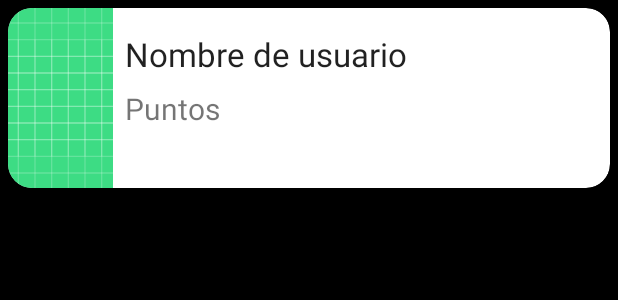
After one commit to UniExtremadura/gps-project-ga-03, an Android app built with Jetpack Compose: the layout usuario_clasificacion_list.xml on its own in the app's theme, with its tools: preview values and no code run, on a phone screen of 412 x 824 dp. The commit adds this screen. Shown: the top 300 px of the screen. Run offline under Robolectric (Android 15) with nearby library versions, the phone set to English and light mode, and no system bars.

Commit message:
Tarea 1 - HU10: Diseñar la interfaz de usuario (UI) para mostrar el ranking de los mejores equipos.

```diff
--- a/app/src/main/res/layout/fragment_clasificacion.xml
+++ b/app/src/main/res/layout/fragment_clasificacion.xml
@@ -1,14 +1,31 @@
 <?xml version="1.0" encoding="utf-8"?>
 <FrameLayout xmlns:android="http://schemas.android.com/apk/res/android"
+    xmlns:app="http://schemas.android.com/apk/res-auto"
     xmlns:tools="http://schemas.android.com/tools"
     android:layout_width="match_parent"
     android:layout_height="match_parent"
+    android:background="#000000"
+    android:backgroundTint="#000000"
     tools:context=".view.Home.ClasificacionFragment">
 
-    <!-- TODO: Update blank fragment layout -->
     <TextView
+        android:layout_width="200sp"
+        android:layout_height="100sp"
+        android:text="Clasificacion"
+        android:textColor="#FFFFFF"
+        android:textSize="30sp"
+        android:textAlignment="center"
+        android:layout_marginTop="20dp"
+        android:layout_gravity="center_horizontal|top"/>
+
+    <androidx.recyclerview.widget.RecyclerView
+        android:id="@+id/rvClasificacion"
         android:layout_width="match_parent"
         android:layout_height="match_parent"
-        android:text="CLASIFICACION" />
+        app:layout_constraintBottom_toBottomOf="parent"
+        app:layout_constraintEnd_toEndOf="parent"
+        app:layout_constraintStart_toStartOf="parent"
+        app:layout_constraintTop_toTopOf="parent"/>
+
 
 </FrameLayout>
--- /dev/null
+++ b/app/src/main/res/layout/usuario_clasificacion_list.xml
@@ -0,0 +1,58 @@
+<?xml version="1.0" encoding="utf-8"?>
+<androidx.constraintlayout.widget.ConstraintLayout xmlns:android="http://schemas.android.com/apk/res/android"
+    xmlns:app="http://schemas.android.com/apk/res-auto"
+    android:id="@+id/clUsuarioClasificacion"
+    android:background="#000000"
+    android:layout_width="match_parent"
+    android:layout_height="match_parent">
+
+    <androidx.cardview.widget.CardView
+        android:id="@+id/cvUsuarioClasificacion"
+        android:layout_width="0dp"
+        android:layout_height="wrap_content"
+        app:cardCornerRadius="16dp"
+        android:layout_margin="5dp"
+        android:elevation="10dp"
+        app:layout_constraintTop_toTopOf="parent"
+        app:layout_constraintStart_toStartOf="parent"
+        app:layout_constraintEnd_toEndOf="parent">
+
+        <androidx.constraintlayout.widget.ConstraintLayout
+            android:layout_width="match_parent"
+            android:layout_height="match_parent">
+
+            <ImageView
+                android:id="@+id/ivUsuarioClasificacion"
+                android:layout_width="70dp"
+                android:layout_height="120dp"
+                android:contentDescription="show user image"
+                android:scaleType="centerCrop"
+                android:src="@drawable/ic_launcher_background"
+                app:layout_constraintStart_toStartOf="parent"
+                app:layout_constraintTop_toTopOf="parent" />
+
+            <TextView
+                android:id="@+id/tvUsuarioClasificacion"
+                android:layout_width="wrap_content"
+                android:layout_height="wrap_content"
+                android:layout_marginStart="8dp"
+                android:text="Nombre de usuario"
+                android:textAppearance="@style/TextAppearance.AppCompat.Large"
+                app:layout_constraintBottom_toBottomOf="@+id/ivUsuarioClasificacion"
+                app:layout_constraintStart_toEndOf="@+id/ivUsuarioClasificacion"
+                app:layout_constraintTop_toTopOf="parent"
+                app:layout_constraintVertical_bias="0.177" />
+
+            <TextView
+                android:id="@+id/tvPuntosUsuarioClasificacion"
+                android:layout_width="wrap_content"
+                android:layout_height="wrap_content"
+                android:layout_marginTop="8dp"
+                android:text="Puntos"
+                android:textSize="20sp"
+                app:layout_constraintStart_toStartOf="@+id/tvUsuarioClasificacion"
+                app:layout_constraintTop_toBottomOf="@+id/tvUsuarioClasificacion" />
+
+        </androidx.constraintlayout.widget.ConstraintLayout>
+    </androidx.cardview.widget.CardView>
+</androidx.constraintlayout.widget.ConstraintLayout>
```
